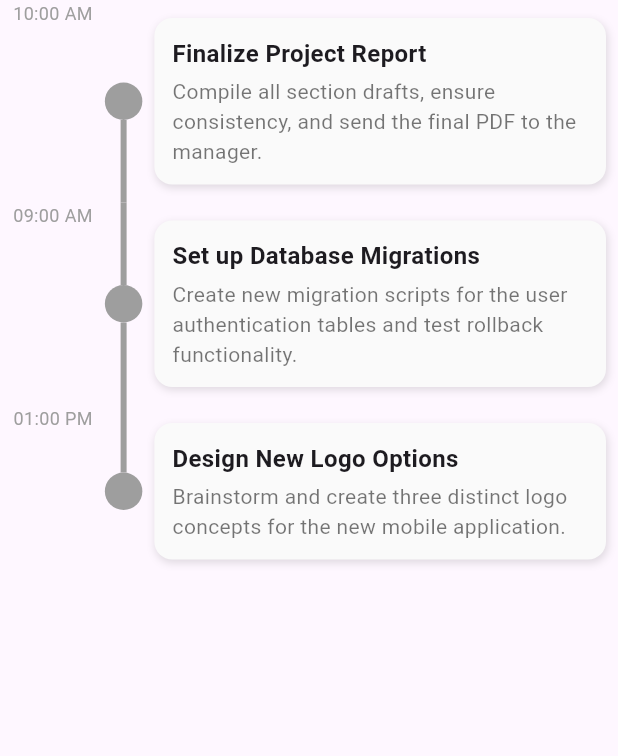
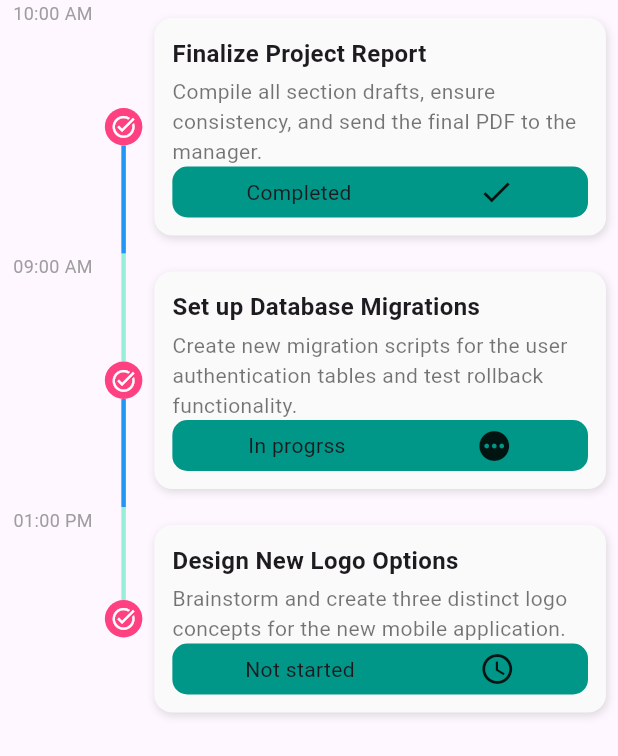
Before and after one commit to moablex/do_it, a Flutter app: the TaskHistoryTIle widget shown alone on an empty page, opened directly, on a phone screen of 412 x 824 dp. Shown: the top 756 px of the screen. Run offline on Flutter 3.47's test engine with Material 3 defaults, Android fonts, the phone set to English and light mode, and no system bars; drawn by our look-alikes of timeline_tile; our stand-ins replace easy_date_timeline, persistent_bottom_nav_bar.

Commit message:
Ref:updating task history tile

```diff
--- a/lib/features/todo/presentation/screens/Task_History.dart
+++ b/lib/features/todo/presentation/screens/Task_History.dart
@@ -10,9 +10,7 @@ class TaskHistory extends StatelessWidget {
   Widget build(BuildContext context) {
     return SafeArea(
       child: Scaffold(
-        body: SingleChildScrollView(
-          physics: BouncingScrollPhysics(),
-          child: Padding(
+        body: Padding(
           padding: const EdgeInsets.all(16),
           child: Column(
             crossAxisAlignment: CrossAxisAlignment.start,
@@ -20,9 +18,8 @@ class TaskHistory extends StatelessWidget {
               SizedBox(height: 20),
               TimelineCalendar(),
               SizedBox(height: 20),
-                TaskHistoryTIle(taskList: demoTaskList),
+              Expanded(child: TaskHistoryTIle(taskList: demoTaskList)),
             ],
-            ),
           ),
         ),
       ),
--- a/lib/features/todo/presentation/widgets/History_tile.dart
+++ b/lib/features/todo/presentation/widgets/History_tile.dart
@@ -14,7 +14,7 @@ class TaskHistoryTIle extends StatelessWidget {
     return ListView.builder(
       itemCount: taskList.length,
       shrinkWrap: true,
-      physics: NeverScrollableScrollPhysics(),
+      physics: BouncingScrollPhysics(),
       itemBuilder: (context, index) {
         final task = taskList[index];
         final isFirst = index == 0;
@@ -24,6 +24,22 @@ class TaskHistoryTIle extends StatelessWidget {
           lineXY: 0.2,
           isFirst: isFirst,
           isLast: isLast,
+          beforeLineStyle: LineStyle(
+            color: Colors.indigo.withValues(
+              alpha: 0.5,
+              red: 0.2,
+              blue: 0.7,
+              green: 0.9,
+            ),
+            thickness: 3,
+          ),
+          afterLineStyle: LineStyle(color: Colors.blue, thickness: 3),
+          indicatorStyle: IndicatorStyle(
+            width: 25,
+            height: 25,
+            color: Colors.pinkAccent,
+            iconStyle: IconStyle(iconData: Icons.task_alt, color: Colors.white),
+          ),
           startChild: Padding(
             padding: const EdgeInsets.only(right: 8.0),
             child: Text(
@@ -63,6 +79,33 @@ class TaskHistoryTIle extends StatelessWidget {
                   task.description,
                   style: const TextStyle(color: Colors.black54),
                 ),
+                Container(
+                  padding: EdgeInsets.symmetric(horizontal: 10, vertical: 5),
+                  decoration: BoxDecoration(
+                    borderRadius: BorderRadius.circular(10),
+                    color: Colors.teal,
+                  ),
+                  child: Row(
+                    mainAxisAlignment: MainAxisAlignment.spaceEvenly,
+                    children: [
+                      Text(
+                        task.progress == 0
+                            ? "Not started"
+                            : task.progress < 1
+                            ? "In progrss"
+                            : "Completed",
+                      ),
+                      SizedBox(width: 6.0),
+                      Icon(
+                        task.progress == 0
+                            ? Icons.schedule
+                            : task.progress < 1
+                            ? Icons.pending
+                            : Icons.done,
+                      ),
+                    ],
+                  ),
+                ),
               ],
             ),
           ),
```
Lines whose indentation alone changed are shown as unchanged.
